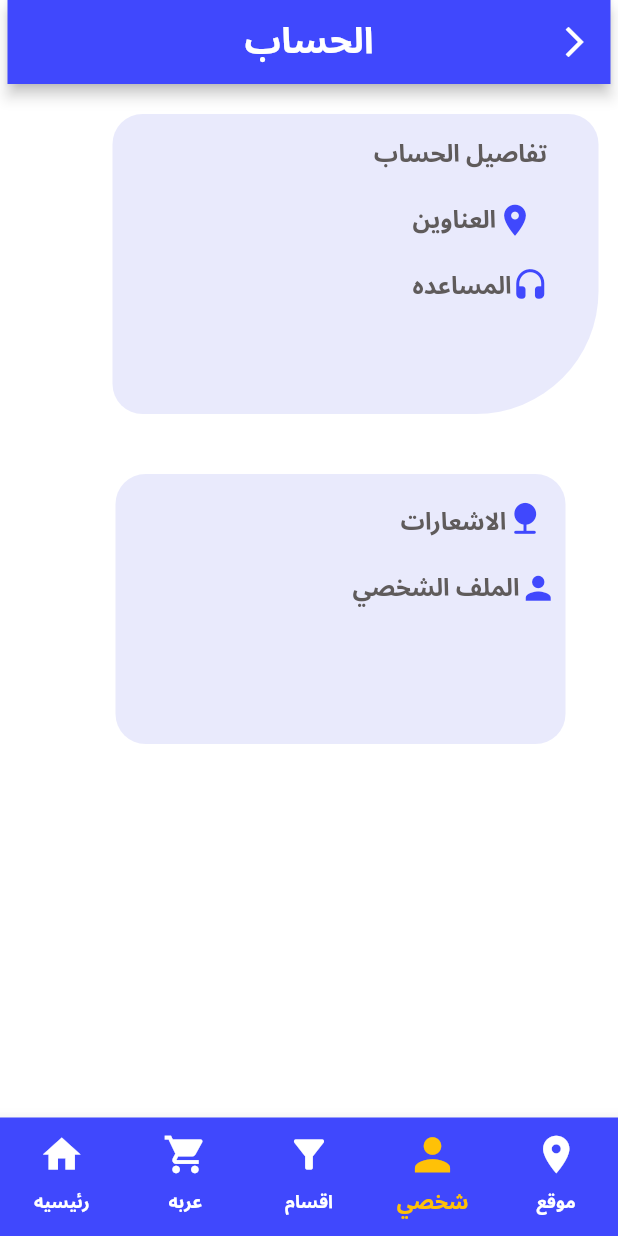
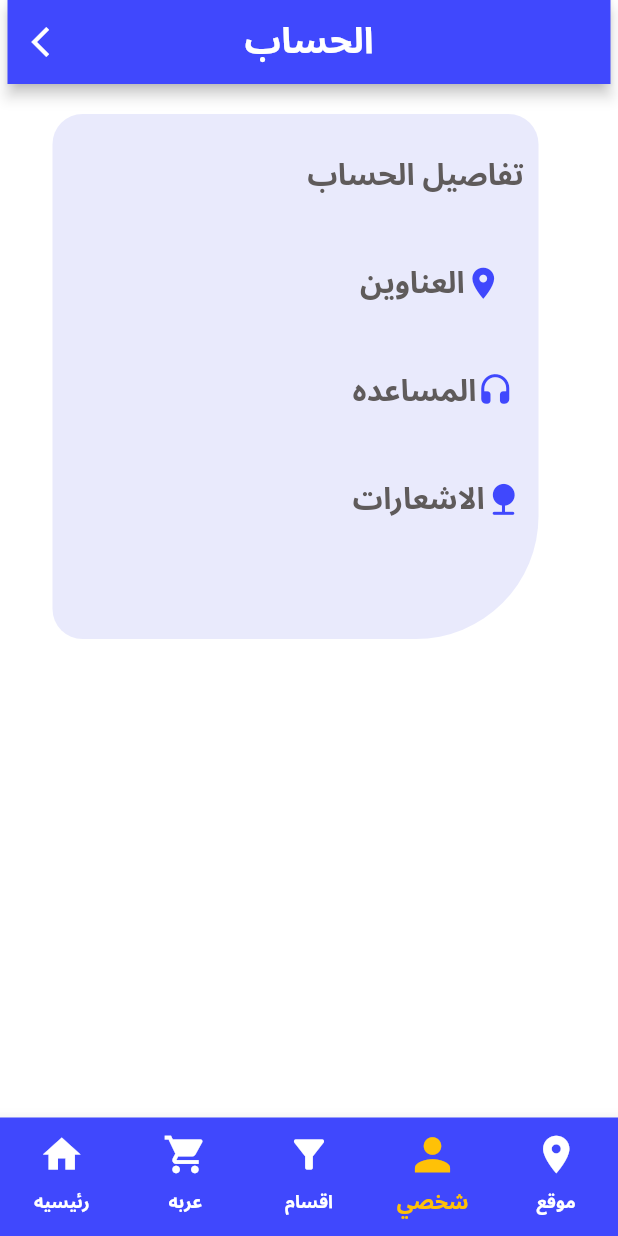
Before and after one commit to Ali-932/a_e, a Flutter app: the screen it shows after launch, item 4 of the bottom bar chosen, on a phone screen of 412 x 824 dp. Run offline on Flutter 3.47's test engine with Material 2 defaults, Android fonts, the light colour scheme and no system bars; our stand-ins replace get, google_fonts.

Commit message:
update the personal account

```diff
--- a/lib/controllers/navbar_controllers.dart
+++ b/lib/controllers/navbar_controllers.dart
@@ -1,10 +1,9 @@
 import 'package:a_e/views/section/sections_view.dart';
 import 'package:get/get.dart';
 import '../views/account/personal _account_view.dart';
+import '../views/cart/car_shop_view.dart';
 import '../views/home/home_view.dart';
 import 'package:flutter/material.dart';
-
-import '../views/shoprush/car_shop_view.dart';
 
 class NavbarController extends GetxController {
   var currentIndex = 0.obs;
--- a/lib/utils/navigation_bar.dart
+++ b/lib/utils/navigation_bar.dart
@@ -10,7 +10,13 @@ class Navbar extends StatelessWidget {
     final NavbarController controller = Get.find<
         NavbarController>(); // Find the controller
 
-    return Scaffold(
+    return WillPopScope(
+        onWillPop: () async {
+          return true;
+        },
+      child:
+
+        Scaffold(
           backgroundColor: Colors.white,
           body: Padding(
             padding: const EdgeInsets.symmetric(horizontal: 5),
@@ -63,7 +69,10 @@ class Navbar extends StatelessWidget {
                   ],
                 ),
           ),
+        ),
     );
+
+
   }}
 
   Widget _animatedIcon(IconData iconData, bool isSelected) {
--- a/lib/views/account/personal _account_view.dart
+++ b/lib/views/account/personal _account_view.dart
@@ -23,22 +23,17 @@ class PersonalPage extends StatelessWidget {
           name: "الحساب",
         ),
         backgroundColor: const Color(0xFF4048FD),
-        actions: [
-          IconButton(
-            icon: const Icon(Icons.arrow_forward_ios_outlined),
-            onPressed: () {
-              controller.goToNestedPage(HomePage());
-
-            },
-          ),
-        ],
+        leading: IconButton(
+          icon: const Icon(Icons.arrow_back_ios),
+          onPressed: () { controller.goToNestedPage( HomePage());},
+        ),
       ),
       body: Column(
         children: [
           Padding(
-            padding: const EdgeInsets.only(top: 20, left: 70),
+            padding: const EdgeInsets.only(top: 20,left: 30),
             child: Container(
-              height: 200,
+              height: 350,
               width: 324,
               decoration: const BoxDecoration(
                 borderRadius: BorderRadius.only(
@@ -52,11 +47,11 @@ class PersonalPage extends StatelessWidget {
               child: Column(
                 children: [
                   const Padding(
-                    padding: EdgeInsets.only(top: 10, left: 140),
+                    padding: EdgeInsets.only(top: 20, left:160),
                     child: Text(
                       'تفاصيل الحساب',
                       style: TextStyle(
-                          fontSize: 16,
+                          fontSize: 20,
                           color: Color(0xff5F5B5B),
                           fontWeight: FontWeight.bold),
                       textAlign: TextAlign.start,
@@ -70,11 +65,11 @@ class PersonalPage extends StatelessWidget {
                     child: Row(
                       children: const [
                         Padding(
-                          padding: EdgeInsets.only(top: 10, left: 200),
+                          padding: EdgeInsets.only(top: 30, left: 205),
                           child: Text(
                             'العناوين',
                             style: TextStyle(
-                                fontSize: 16,
+                                fontSize: 20,
                                 color: Color(0xff5F5B5B),
                                 fontWeight: FontWeight.bold),
                             textAlign: TextAlign.start,
@@ -83,7 +78,7 @@ class PersonalPage extends StatelessWidget {
                         ),
                         Padding(
                           padding: EdgeInsets.only(
-                            top: 10,
+                            top: 30,
                           ),
                           child: Icon(
                             Icons.location_on_sharp,
@@ -101,11 +96,11 @@ class PersonalPage extends StatelessWidget {
                     child: Row(
                       children: const [
                         Padding(
-                          padding: EdgeInsets.only(top: 10, left: 200),
+                          padding: EdgeInsets.only(top: 30, left:  200),
                           child: Text(
                             'المساعده',
                             style: TextStyle(
-                                fontSize: 16,
+                                fontSize: 20,
                                 color: Color(0xff5F5B5B),
                                 fontWeight: FontWeight.bold),
                             textAlign: TextAlign.start,
@@ -114,7 +109,7 @@ class PersonalPage extends StatelessWidget {
                         ),
                         Padding(
                           padding: EdgeInsets.only(
-                            top: 10,
+                            top: 30,
                           ),
                           child: Icon(
                             Icons.headset_rounded,
@@ -125,26 +120,6 @@ class PersonalPage extends StatelessWidget {
                       ],
                     ),
                   ),
-                ],
-              ),
-            ),
-          ),
-          Padding(
-            padding: const EdgeInsets.only(top: 40, left: 50),
-            child: Container(
-              height: 180,
-              width: 300,
-              decoration: const BoxDecoration(
-                borderRadius: BorderRadius.only(
-                  topLeft: Radius.circular(20),
-                  topRight: Radius.circular(20),
-                  bottomLeft: Radius.circular(20),
-                  bottomRight: Radius.circular(20),
-                ),
-                color: Color(0xffE9EAFC),
-              ),
-              child: Column(
-                children: [
                   GestureDetector(
                     onTap: () {
                       controller.goToNestedPage(const NotificationsPage());
@@ -152,11 +127,11 @@ class PersonalPage extends StatelessWidget {
                     child: Row(
                       children: const [
                         Padding(
-                          padding: EdgeInsets.only(top: 15, left: 190),
+                          padding: EdgeInsets.only(top: 30, left: 200),
                           child: Text(
                             'الاشعارات',
                             style: TextStyle(
-                                fontSize: 16,
+                                fontSize: 20,
                                 color: Color(0xff5F5B5B),
                                 fontWeight: FontWeight.bold),
                             textAlign: TextAlign.start,
@@ -165,7 +140,7 @@ class PersonalPage extends StatelessWidget {
                         ),
                         Padding(
                           padding: EdgeInsets.only(
-                            top: 10,
+                            top: 30,
                           ),
                           child: Icon(
                             Icons.nature_rounded,
@@ -176,36 +151,14 @@ class PersonalPage extends StatelessWidget {
                       ],
                     ),
                   ),
-                  Row(
-                    children: const [
-                      Padding(
-                        padding: EdgeInsets.only(top: 10, left: 158),
-                        child: Text(
-                          'الملف الشخصي',
-                          style: TextStyle(
-                              fontSize: 16,
-                              color: Color(0xff5F5B5B),
-                              fontWeight: FontWeight.bold),
-                          textAlign: TextAlign.start,
-                          textDirection: TextDirection.rtl,
-                        ),
-                      ),
-                      Padding(
-                        padding: EdgeInsets.only(
-                          top: 10,
-                        ),
-                        child: Icon(
-                          Icons.person,
-                          size: 25,
-                          color: Color(0xff4048FD),
-                        ),
-                      ),
-                    ],
-                  ),
                 ],
+
               ),
+
             ),
-          )
+
+          ),
+
         ],
       ),
     );
--- a/pubspec.yaml
+++ b/pubspec.yaml
@@ -73,6 +73,7 @@ flutter:
     - assets/images/UpperTag/
     - assets/images/Catpage/clinic_image_cat.png
     - assets/images/Catpage/
+    - assets/images/account/
 
 
 
```
Also changed, not shown: lib/views/account/Notifications_account_view.dart (+4 -8 lines), lib/views/account/help_account_view.dart (+12 -81 lines), lib/views/account/locations_account_view.dart (+7 -8 lines). Lines whose indentation alone changed are shown as unchanged.
